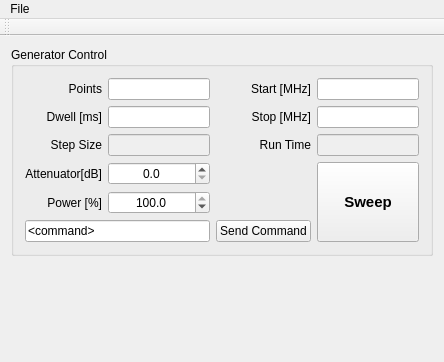
Old version of the form mainwindow.ui in the repository TripletESR/DNP100GHz; both pictures show x 0 to 444 and y 0 to 362 of the 444 by 643 pixel window.
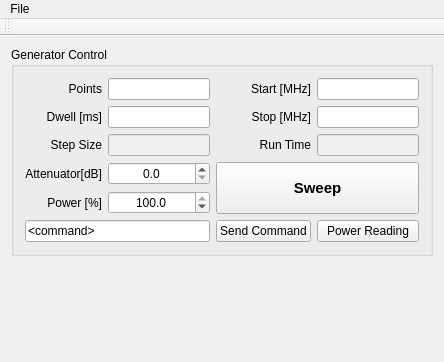
New version of the form. Custom widgets are drawn as their Qt base class.

```diff
--- a/mainwindow.ui
+++ b/mainwindow.ui
@@ -48,32 +48,6 @@
          </property>
         </widget>
        </item>
-       <item row="5" column="3" rowspan="3">
-        <widget class="QPushButton" name="pushButton_RFonoff">
-         <property name="sizePolicy">
-          <sizepolicy hsizetype="Preferred" vsizetype="Preferred">
-           <horstretch>30</horstretch>
-           <verstretch>30</verstretch>
-          </sizepolicy>
-         </property>
-         <property name="minimumSize">
-          <size>
-           <width>80</width>
-           <height>30</height>
-          </size>
-         </property>
-         <property name="font">
-          <font>
-           <pointsize>11</pointsize>
-           <weight>75</weight>
-           <bold>true</bold>
-          </font>
-         </property>
-         <property name="text">
-          <string>Sweep</string>
-         </property>
-        </widget>
-       </item>
        <item row="4" column="1">
         <widget class="QLineEdit" name="lineEdit_StepSize">
          <property name="enabled">
@@ -202,6 +176,39 @@
          </property>
         </widget>
        </item>
+       <item row="5" column="2" rowspan="2" colspan="2">
+        <widget class="QPushButton" name="pushButton_RFonoff">
+         <property name="sizePolicy">
+          <sizepolicy hsizetype="Preferred" vsizetype="Preferred">
+           <horstretch>30</horstretch>
+           <verstretch>30</verstretch>
+          </sizepolicy>
+         </property>
+         <property name="minimumSize">
+          <size>
+           <width>80</width>
+           <height>30</height>
+          </size>
+         </property>
+         <property name="font">
+          <font>
+           <pointsize>11</pointsize>
+           <weight>75</weight>
+           <bold>true</bold>
+          </font>
+         </property>
+         <property name="text">
+          <string>Sweep</string>
+         </property>
+        </widget>
+       </item>
+       <item row="7" column="3">
+        <widget class="QPushButton" name="pushButton_ReadPower">
+         <property name="text">
+          <string>Power Reading</string>
+         </property>
+        </widget>
+       </item>
       </layout>
      </widget>
     </item>
```
Left out of the diff: 7 changed lines with no effect on the pictures.
